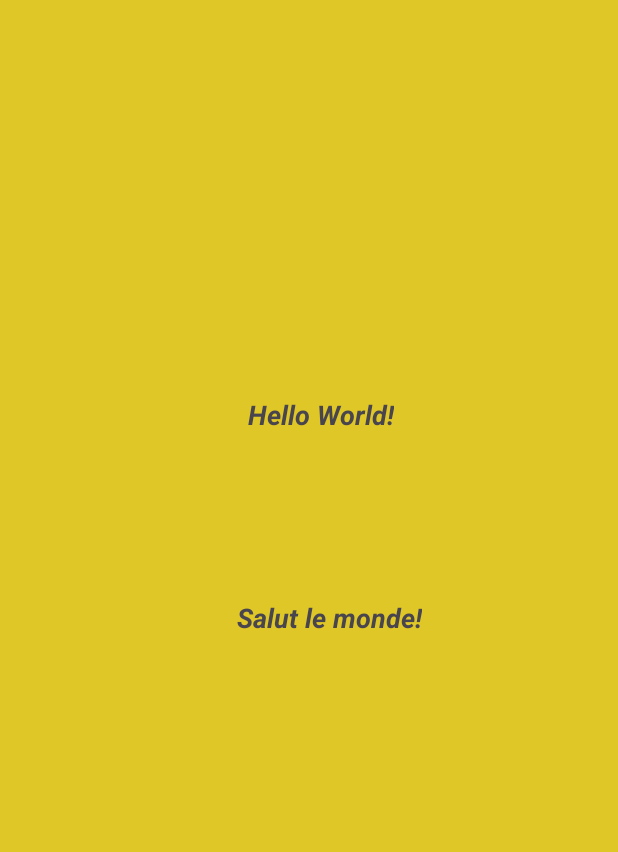
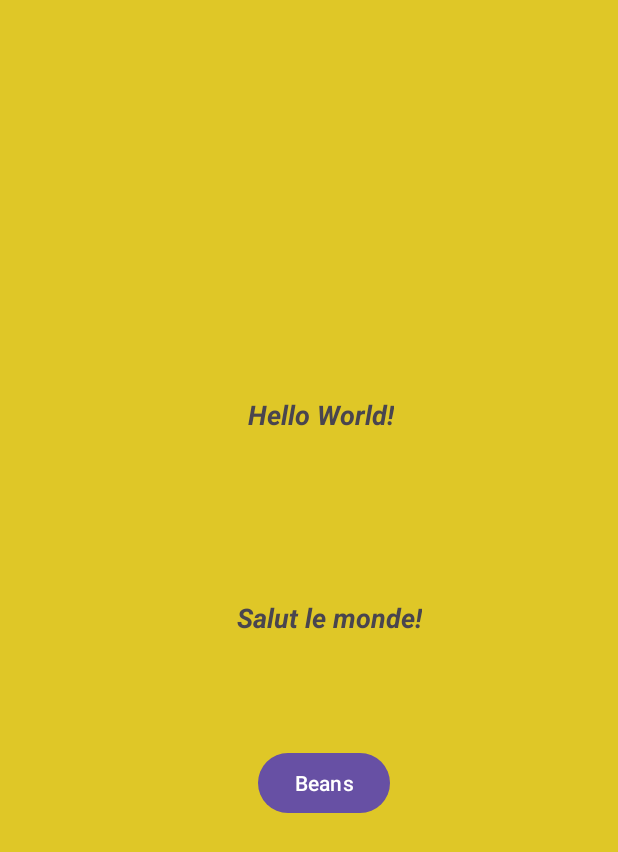
Before and after one commit to UofUAndroidPaintApp/AndroidPaintApp, an Android app: the screen it shows after launch (MainActivity), on a phone screen of 412 x 824 dp. Shown: the top 852 px of the screen. Run offline under Robolectric (Android 15) with nearby library versions, the phone set to English and light mode, and no system bars.

Commit message:
Saving Beans Button.

```diff
--- a/HelloWorld/app/src/main/res/layout/activity_main.xml
+++ b/HelloWorld/app/src/main/res/layout/activity_main.xml
@@ -35,5 +35,19 @@
         app:layout_constraintHorizontal_bias="0.548"
         app:layout_constraintStart_toStartOf="parent" />
 
+    <Button
+        android:id="@+id/button"
+        android:layout_width="wrap_content"
+        android:layout_height="wrap_content"
+        android:layout_marginStart="171dp"
+        android:layout_marginTop="73dp"
+        android:layout_marginEnd="152dp"
+        android:layout_marginBottom="278dp"
+        android:text="Beans"
+        app:layout_constraintBottom_toBottomOf="parent"
+        app:layout_constraintEnd_toEndOf="parent"
+        app:layout_constraintStart_toStartOf="parent"
+        app:layout_constraintTop_toBottomOf="@+id/textView2" />
+
 
 </androidx.constraintlayout.widget.ConstraintLayout>
```
